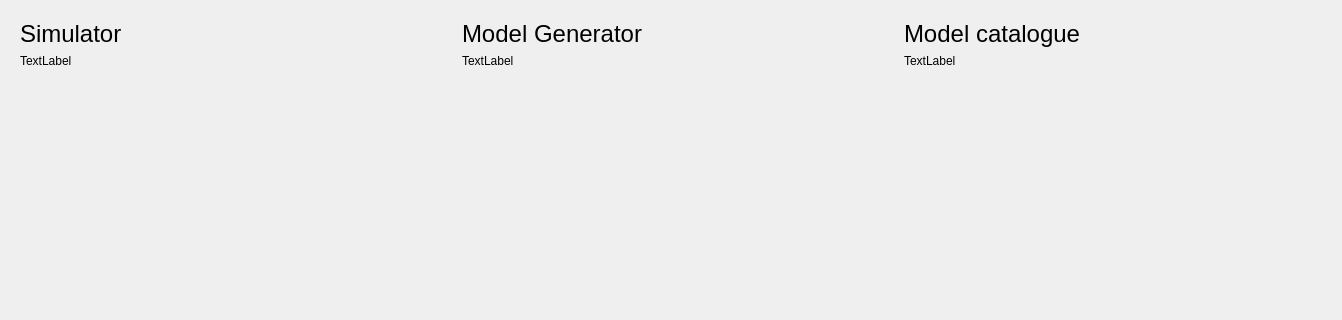
This is ampullary_ui/ui/startpage.ui in bendalab/ampullarymodel as Qt 5 draws it before an edit; both pictures show x 0 to 1342 and y 0 to 320 of the 1342 by 828 pixel window. The edited form follows.
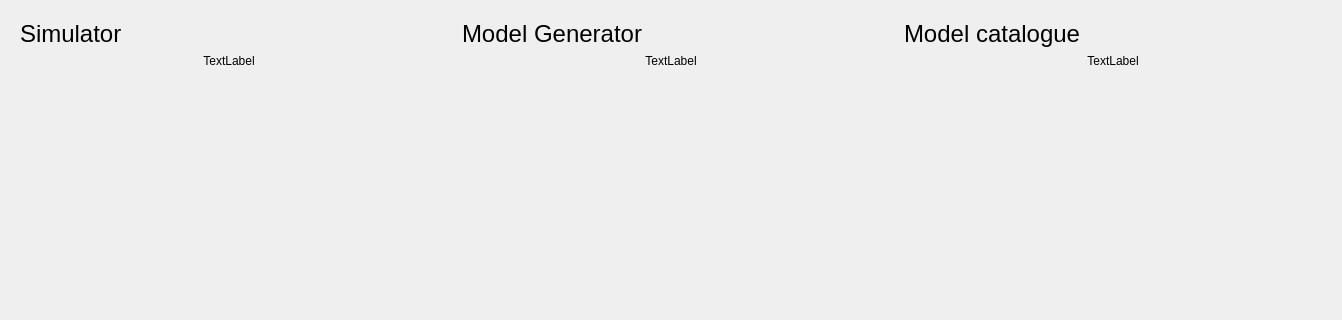
This is the edited form.

What changed in the file:
```diff
--- a/ampullary_ui/ui/startpage.ui
+++ b/ampullary_ui/ui/startpage.ui
@@ -45,6 +45,9 @@
         <property name="text">
          <string>TextLabel</string>
         </property>
+        <property name="alignment">
+         <set>Qt::AlignCenter</set>
+        </property>
        </widget>
       </item>
       <item>
@@ -121,6 +124,9 @@
         <property name="text">
          <string>TextLabel</string>
         </property>
+        <property name="alignment">
+         <set>Qt::AlignCenter</set>
+        </property>
        </widget>
       </item>
       <item>
@@ -203,6 +209,9 @@
         <property name="text">
          <string>TextLabel</string>
         </property>
+        <property name="alignment">
+         <set>Qt::AlignCenter</set>
+        </property>
        </widget>
       </item>
       <item>
```
